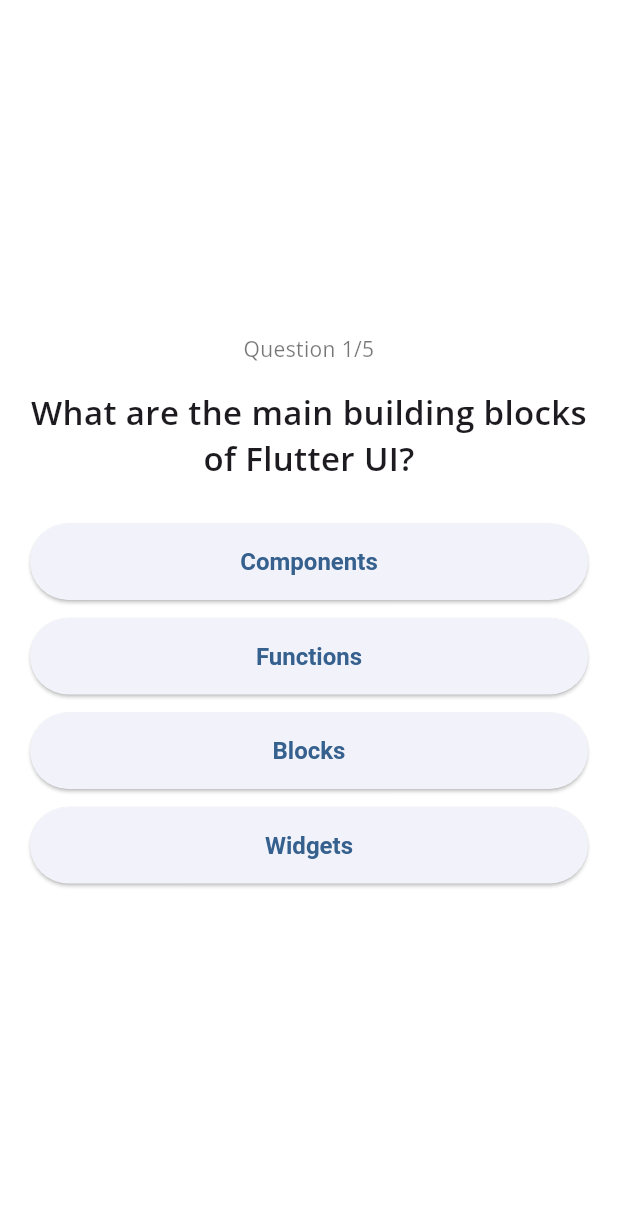
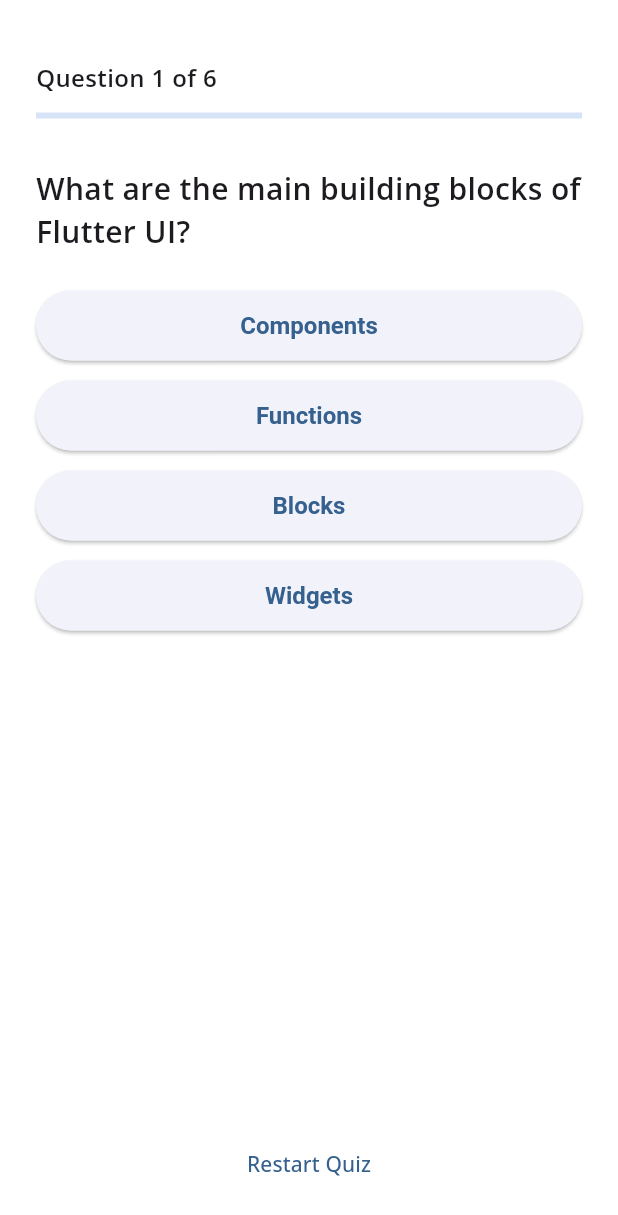
Before and after one commit to RhainierAvelino/PRACTICE_FLUTTER_QUIZ_APP, a Flutter app: the screen it shows after launch, after a tap on "Start", on a phone screen of 412 x 824 dp. Shown: the top 1215 px of the screen. Run offline on Flutter 3.47's test engine with Material 3 defaults, Android fonts, the phone set to English and light mode, and no system bars; our stand-ins replace google_fonts.

Commit message:
final code update for this project

```diff
--- a/lib/data/questions.dart
+++ b/lib/data/questions.dart
@@ -1,12 +1,11 @@
 import 'package:quiz_app/models/quiz_questions.dart';
 
+/// Static quiz questions (first answer is correct)
 const questions = [
   QuizQuestions(
-    //answer: Widgets
     question: 'What are the main building blocks of Flutter UI?',
     answers: ['Widgets', 'Components', 'Blocks', 'Functions'],
   ),
-  //answer: By combining widgets in code
   QuizQuestions(
     question: 'How are Flutter UIs built?',
     answers: [
@@ -16,7 +15,6 @@ const questions = [
       'By using a markup language',
     ],
   ),
-  //answer: Update UI as data changes
   QuizQuestions(
     question: 'What\'s the purpose of a StatefulWidget?',
     answers: [
@@ -26,7 +24,6 @@ const questions = [
       'Handle user interactions and events',
     ],
   ),
-  //answer: Manage local state in the widget
   QuizQuestions(
     question: 'What is the primary function of the build method in a widget?',
     answers: [
@@ -37,7 +34,7 @@ const questions = [
     ],
   ),
 
-  //answer: It is called every time the widget needs to be rebuilt
+  // answer: It is called every time the widget needs to be rebuilt
   QuizQuestions(
     question: 'How does the build method work in a widget?',
     answers: [
@@ -47,4 +44,14 @@ const questions = [
       'It is called when the widget is removed from the widget tree',
     ],
   ),
+  //answer: Initialize state before the widget is built
+  QuizQuestions(
+    question: 'What is the purpose of the initState method in a StatefulWidget?',
+    answers: [
+      'Initialize state before the widget is built',
+      'Build the widget’s UI',
+      'Update the widget’s state',
+      'Dispose of resources when the widget is removed',
+    ],
+  ),
 ];
--- a/lib/models/quiz_questions.dart
+++ b/lib/models/quiz_questions.dart
@@ -1,8 +1,8 @@
 class QuizQuestions {
   final String question;
-  final List<String> answers;
+  final List<String> answers; // answers[0] is correct
 
-  List<String> getShuffledAnswers () {
+  List<String> getShuffledAnswers() {
     final shuffledList = List.of(answers);
     shuffledList.shuffle();
     return shuffledList;
--- a/lib/questions_screen.dart
+++ /dev/null
@@ -1,59 +0,0 @@
-import 'package:flutter/material.dart';
-import 'package:quiz_app/answer_button.dart';
-import 'package:quiz_app/data/questions.dart';
-import 'package:google_fonts/google_fonts.dart';
-
-class QuestionsScreen extends StatefulWidget {
-  const QuestionsScreen({super.key, required this.onSelectAnswer});
-
-  final void Function(String answer) onSelectAnswer;
-
-  @override
-  State<QuestionsScreen> createState() {
-    return _QuestionsScreenState();
-  }
-}
-
-class _QuestionsScreenState extends State<QuestionsScreen> {
-
-  var currentQuestionIndex = 0;
-
-  void answerQuestion(String selectedAnswer) {
-    setState(() {
-      currentQuestionIndex++;
-    });
-    // Accept answer
-    widget.onSelectAnswer(selectedAnswer);
-  }
-
-  @override
-  Widget build(BuildContext context) {
-    final currentQuestion = questions[currentQuestionIndex];
-
-    return Padding(
-      padding: const EdgeInsets.all(20),
-      child: Column(
-        mainAxisAlignment: MainAxisAlignment.center,
-        crossAxisAlignment: CrossAxisAlignment.stretch,
-        children: [
-          Text(
-            'Question ${currentQuestionIndex + 1}/${questions.length}',
-            style: GoogleFonts.openSans(fontSize: 14, color: Colors.black54),
-            textAlign: TextAlign.center,
-          ),
-            const SizedBox(height: 16),
-          Text(
-            currentQuestion.question,
-            style: GoogleFonts.openSans(fontSize: 22, fontWeight: FontWeight.w600),
-            textAlign: TextAlign.center,
-          ),
-          const SizedBox(height: 28),
-          ...currentQuestion.getShuffledAnswers().map((answer) => AnswerButton(
-                answerText: answer,
-                onTap: () => answerQuestion(answer),
-              )),
-        ],
-      ),
-    );
-  }
-}
--- a/lib/quiz.dart
+++ b/lib/quiz.dart
@@ -1,9 +1,10 @@
 import 'package:flutter/material.dart';
-import 'package:quiz_app/data/questions.dart';
-import 'package:quiz_app/start_screen.dart';
-import 'package:quiz_app/questions_screen.dart';
-import 'package:quiz_app/results_screen.dart';
-import 'package:quiz_app/app_theme.dart';
+import 'package:quiz_app/views/start_screen.dart';
+import 'package:quiz_app/views/questions_screen.dart';
+import 'package:quiz_app/views/results_screen.dart';
+import 'package:quiz_app/theme/app_theme.dart';
+import 'package:provider/provider.dart';
+import 'package:quiz_app/viewmodels/quiz_view_model.dart';
 
 class Quiz extends StatefulWidget {
   const Quiz({super.key});
@@ -15,49 +16,28 @@ class Quiz extends StatefulWidget {
 }
 
 class _QuizState extends State<Quiz> {
-  List<String> selectedAnswers = [];
-  String activeScreen = 'start';
-
-  void startQuiz() => setState(() => activeScreen = 'questions');
-
-  void restartQuiz() => setState(() {
-        selectedAnswers = [];
-        activeScreen = 'start';
-      });
-
-  void chooseAnswer(String answer) {
-    selectedAnswers.add(answer);
-    if (selectedAnswers.length == questions.length) {
-      setState(() => activeScreen = 'results');
-    } else {
-      setState(() {}); // advance to next question handled inside QuestionsScreen state
-    }
-  }
-
   @override
   Widget build(BuildContext context) {
-    Widget screenWidget;
-    switch (activeScreen) {
-      case 'questions':
-        screenWidget = QuestionsScreen(onSelectAnswer: chooseAnswer);
-        break;
-      case 'results':
-        screenWidget = ResultsScreen(
-          selectedAnswers: selectedAnswers,
-          onRestart: restartQuiz,
-        );
-        break;
-      default:
-        screenWidget = StartScreen(startQuiz);
-    }
+    return ChangeNotifierProvider(
+      create: (_) => QuizViewModel(),
+      child: Builder(
+        builder: (context) {
+          final vm = context.watch<QuizViewModel>();
+          final Widget screen = !vm.isStarted
+              ? StartScreen(vm.start)
+              : vm.isFinished
+                  ? const ResultsScreen()
+                  : const QuestionsScreen();
 
-    return MaterialApp(
-        debugShowCheckedModeBanner: false,
-        theme: buildTheme(),
-        home: Scaffold(
-          body: SafeArea(
-            child: screenWidget,
-          ),
-        ));
+          return MaterialApp(
+            debugShowCheckedModeBanner: false,
+            theme: buildTheme(),
+            home: Scaffold(
+              body: SafeArea(child: screen),
+            ),
+          );
+        },
+      ),
+    );
   }
 }
--- a/lib/app_theme.dart
+++ b/lib/theme/app_theme.dart
@@ -1,9 +1,7 @@
 import 'package:flutter/material.dart';
-// Simple minimal theme for beginners.
 import 'package:google_fonts/google_fonts.dart';
 
 ThemeData buildTheme() {
-  // Using a seed color automatically creates a ColorScheme.
   return ThemeData(
     useMaterial3: true,
     colorScheme: ColorScheme.fromSeed(seedColor: Colors.blue),
--- /dev/null
+++ b/lib/viewmodels/quiz_view_model.dart
@@ -0,0 +1,55 @@
+import 'package:flutter/foundation.dart';
+import 'package:quiz_app/data/questions.dart';
+
+class QuizViewModel extends ChangeNotifier {
+  int _currentIndex = 0;
+  final List<String> _selectedAnswers = [];
+  bool _isStarted = false;
+  bool _isFinished = false;
+
+  int get currentIndex => _currentIndex;
+  bool get isStarted => _isStarted;
+  bool get isFinished => _isFinished;
+  int get totalQuestions => questions.length;
+  List<String> get selectedAnswers => List.unmodifiable(_selectedAnswers);
+
+  start() {
+    _reset();
+    _isStarted = true;
+    _isFinished = false;
+    notifyListeners();
+  }
+
+  void _reset() {
+    _currentIndex = 0;
+    _selectedAnswers.clear();
+  }
+
+  void answer(String answer) {
+    if (_isFinished) return;
+    _selectedAnswers.add(answer);
+    if (_selectedAnswers.length == totalQuestions) {
+      _isFinished = true;
+    } else {
+      _currentIndex++;
+    }
+    notifyListeners();
+  }
+
+  void restart() {
+    _reset();
+    _isStarted = false;
+    _isFinished = false;
+    notifyListeners();
+  }
+
+  int get correctCount {
+    int count = 0;
+    for (var i = 0; i < _selectedAnswers.length; i++) {
+      if (_selectedAnswers[i] == questions[i].answers.first) count++;
+    }
+    return count;
+  }
+
+  double get progress => totalQuestions == 0 ? 0 : _selectedAnswers.length / totalQuestions;
+}
--- /dev/null
+++ b/lib/views/questions_screen.dart
@@ -0,0 +1,53 @@
+import 'package:flutter/material.dart';
+import 'package:provider/provider.dart';
+
+import '../viewmodels/quiz_view_model.dart';
+import '../widgets/answer_button.dart';
+import '../data/questions.dart';
+
+class QuestionsScreen extends StatelessWidget {
+  const QuestionsScreen({super.key});
+
+  @override
+  Widget build(BuildContext context) {
+  final vm = context.watch<QuizViewModel>();
+  // Access current question via index from ViewModel
+  final question = questions[vm.currentIndex];
+  final answers = question.getShuffledAnswers();
+
+    return Padding(
+      padding: const EdgeInsets.fromLTRB(24, 40, 24, 24),
+      child: Column(
+        crossAxisAlignment: CrossAxisAlignment.stretch,
+        children: [
+          Text(
+            'Question ${vm.currentIndex + 1} of ${vm.totalQuestions}',
+            style: const TextStyle(fontWeight: FontWeight.w600, fontSize: 16),
+          ),
+          const SizedBox(height: 12),
+          LinearProgressIndicator(value: vm.progress),
+          const SizedBox(height: 32),
+          Text(
+            question.question,
+            style: const TextStyle(fontSize: 20, fontWeight: FontWeight.w600),
+          ),
+          const SizedBox(height: 24),
+          ...answers.map(
+            (a) => AnswerButton(
+              answerText: a,
+              onTap: () => vm.answer(a),
+            ),
+          ),
+          const Spacer(),
+          Align(
+            alignment: Alignment.bottomCenter,
+            child: TextButton(
+              onPressed: vm.restart,
+              child: const Text('Restart Quiz'),
+            ),
+          ),
+        ],
+      ),
+    );
+  }
+}
--- a/lib/answer_button.dart
+++ b/lib/widgets/answer_button.dart
@@ -1,9 +1,14 @@
 import 'package:flutter/material.dart';
 
+/// View (Widget) layer: A reusable button used to display an answer option.
+/// Keeping it small & simple makes it easy to test and re-style later.
 class AnswerButton extends StatelessWidget {
   const AnswerButton({super.key, required this.onTap, required this.answerText});
 
+  /// The text to show inside the button.
   final String answerText;
+
+  /// Callback executed when the user taps this button.
   final VoidCallback onTap;
 
   @override
@@ -13,7 +18,7 @@ class AnswerButton extends StatelessWidget {
       child: ElevatedButton(
         onPressed: onTap,
         style: ElevatedButton.styleFrom(
-          padding: const EdgeInsets.symmetric(vertical: 16, horizontal: 18),
+          padding: const EdgeInsets.symmetric(vertical: 14, horizontal: 16),
           textStyle: const TextStyle(fontSize: 16, fontWeight: FontWeight.w600),
         ),
         child: Text(
--- a/lib/questions_summary.dart
+++ b/lib/widgets/questions_summary.dart
@@ -2,7 +2,6 @@ import 'package:flutter/material.dart';
 
 class QuestionsSummary extends StatelessWidget {
   const QuestionsSummary({super.key, required this.summaryData});
-
   final List<Map<String, Object>> summaryData;
 
   @override
--- a/pubspec.yaml
+++ b/pubspec.yaml
@@ -35,6 +35,7 @@ dependencies:
   # Use with the CupertinoIcons class for iOS style icons.
   cupertino_icons: ^1.0.8
   google_fonts: ^6.3.1
+  provider: ^6.0.5
 
 dev_dependencies:
   flutter_test:
```
Also changed, not shown: lib/results_screen.dart (deleted, +0 -118 lines), lib/views/results_screen.dart (added, +87 -0 lines), lib/views/start_screen.dart (renamed from lib/start_screen.dart, +1 -6 lines), pubspec.lock.
